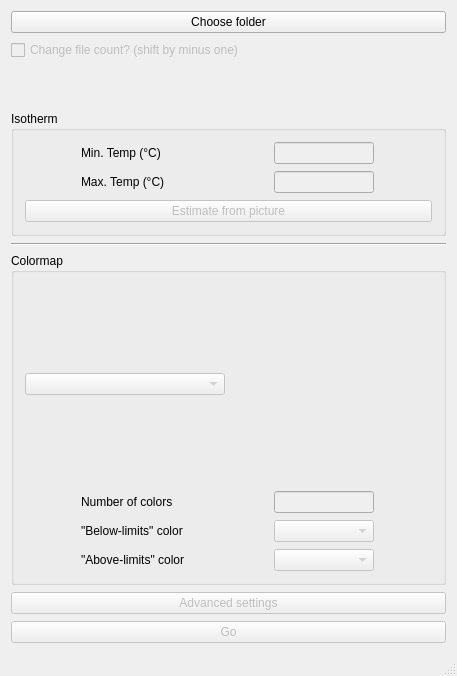
Above: gui/ui/thermal_proc.ui from s-du/DJI_M2EA_process before the change. Below: the same form after it.
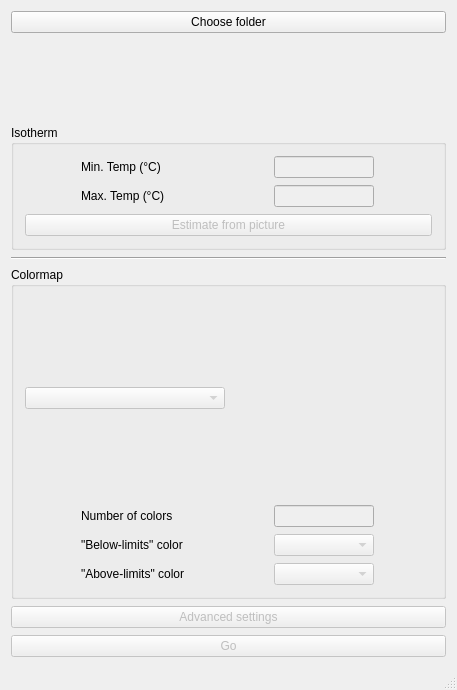
That is the form after the change.

```diff
--- a/gui/ui/thermal_proc.ui
+++ b/gui/ui/thermal_proc.ui
@@ -7,7 +7,7 @@
     <x>0</x>
     <y>0</y>
     <width>455</width>
-    <height>676</height>
+    <height>690</height>
    </rect>
   </property>
   <property name="windowTitle">
@@ -25,19 +25,6 @@
       </property>
      </widget>
     </item>
-    <item>
-     <widget class="QCheckBox" name="checkBox_rename">
-      <property name="enabled">
-       <bool>false</bool>
-      </property>
-      <property name="toolTip">
-       <string>Shift DJI file count to match RGB pictures</string>
-      </property>
-      <property name="text">
-       <string>Change file count? (shift by minus one)</string>
-      </property>
-     </widget>
-    </item>
     <item>
      <spacer name="verticalSpacer">
       <property name="orientation">
```
